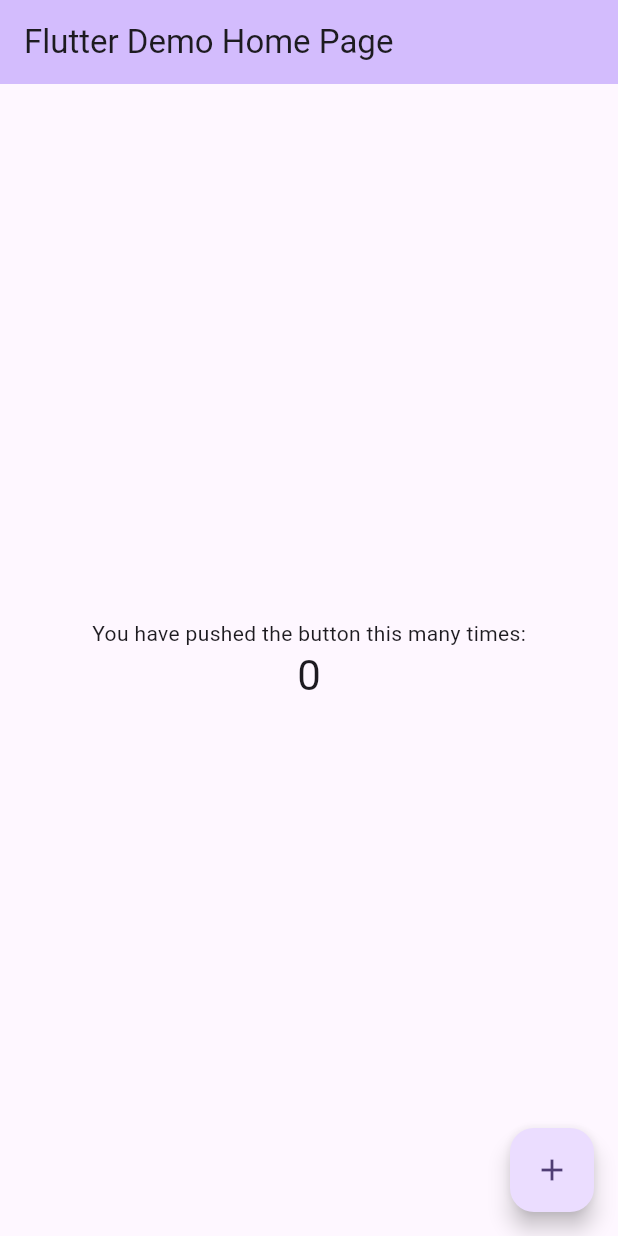
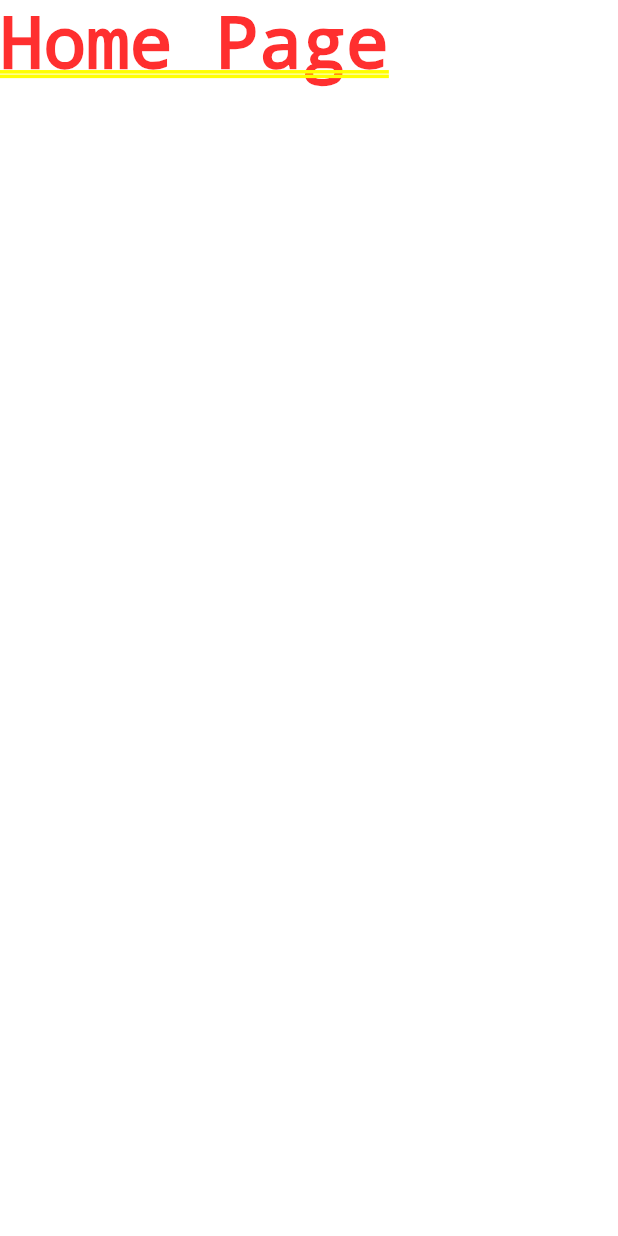
Before and after one commit to fast050/e_chat_app, a Flutter app: the screen it shows after launch, on a phone screen of 412 x 824 dp. Run offline on Flutter 3.47's test engine with Material 3 defaults, Android fonts, the light colour scheme and no system bars.

Commit message:
create project structure files

```diff
--- /dev/null
+++ b/lib/features/e_chat_app.dart
@@ -0,0 +1,17 @@
+import 'package:flutter/material.dart';
+
+
+class EChatApp extends StatelessWidget{
+
+  const EChatApp({super.key});
+
+
+  @override
+  Widget build(BuildContext context) {
+     return MaterialApp(
+        home: Text("Home Page"),
+        theme: ThemeData(),
+     );
+  }
+
+}
--- a/lib/main.dart
+++ b/lib/main.dart
@@ -1,125 +1,6 @@
+import 'package:e_chat_app/features/e_chat_app.dart';
 import 'package:flutter/material.dart';
 
 void main() {
-  runApp(const MyApp());
+  runApp(const EChatApp());
 }
-
-class MyApp extends StatelessWidget {
-  const MyApp({super.key});
-
-  // This widget is the root of your application.
-  @override
-  Widget build(BuildContext context) {
-    return MaterialApp(
-      title: 'Flutter Demo',
-      theme: ThemeData(
-        // This is the theme of your application.
-        //
-        // TRY THIS: Try running your application with "flutter run". You'll see
-        // the application has a purple toolbar. Then, without quitting the app,
-        // try changing the seedColor in the colorScheme below to Colors.green
-        // and then invoke "hot reload" (save your changes or press the "hot
-        // reload" button in a Flutter-supported IDE, or press "r" if you used
-        // the command line to start the app).
-        //
-        // Notice that the counter didn't reset back to zero; the application
-        // state is not lost during the reload. To reset the state, use hot
-        // restart instead.
-        //
-        // This works for code too, not just values: Most code changes can be
-        // tested with just a hot reload.
-        colorScheme: ColorScheme.fromSeed(seedColor: Colors.deepPurple),
-        useMaterial3: true,
-      ),
-      home: const MyHomePage(title: 'Flutter Demo Home Page'),
-    );
-  }
-}
-
-class MyHomePage extends StatefulWidget {
-  const MyHomePage({super.key, required this.title});
-
-  // This widget is the home page of your application. It is stateful, meaning
-  // that it has a State object (defined below) that contains fields that affect
-  // how it looks.
-
-  // This class is the configuration for the state. It holds the values (in this
-  // case the title) provided by the parent (in this case the App widget) and
-  // used by the build method of the State. Fields in a Widget subclass are
-  // always marked "final".
-
-  final String title;
-
-  @override
-  State<MyHomePage> createState() => _MyHomePageState();
-}
-
-class _MyHomePageState extends State<MyHomePage> {
-  int _counter = 0;
-
-  void _incrementCounter() {
-    setState(() {
-      // This call to setState tells the Flutter framework that something has
-      // changed in this State, which causes it to rerun the build method below
-      // so that the display can reflect the updated values. If we changed
-      // _counter without calling setState(), then the build method would not be
-      // called again, and so nothing would appear to happen.
-      _counter++;
-    });
-  }
-
-  @override
-  Widget build(BuildContext context) {
-    // This method is rerun every time setState is called, for instance as done
-    // by the _incrementCounter method above.
-    //
-    // The Flutter framework has been optimized to make rerunning build methods
-    // fast, so that you can just rebuild anything that needs updating rather
-    // than having to individually change instances of widgets.
-    return Scaffold(
-      appBar: AppBar(
-        // TRY THIS: Try changing the color here to a specific color (to
-        // Colors.amber, perhaps?) and trigger a hot reload to see the AppBar
-        // change color while the other colors stay the same.
-        backgroundColor: Theme.of(context).colorScheme.inversePrimary,
-        // Here we take the value from the MyHomePage object that was created by
-        // the App.build method, and use it to set our appbar title.
-        title: Text(widget.title),
-      ),
-      body: Center(
-        // Center is a layout widget. It takes a single child and positions it
-        // in the middle of the parent.
-        child: Column(
-          // Column is also a layout widget. It takes a list of children and
-          // arranges them vertically. By default, it sizes itself to fit its
-          // children horizontally, and tries to be as tall as its parent.
-          //
-          // Column has various properties to control how it sizes itself and
-          // how it positions its children. Here we use mainAxisAlignment to
-          // center the children vertically; the main axis here is the vertical
-          // axis because Columns are vertical (the cross axis would be
-          // horizontal).
-          //
-          // TRY THIS: Invoke "debug painting" (choose the "Toggle Debug Paint"
-          // action in the IDE, or press "p" in the console), to see the
-          // wireframe for each widget.
-          mainAxisAlignment: MainAxisAlignment.center,
-          children: <Widget>[
-            const Text(
-              'You have pushed the button this many times:',
-            ),
-            Text(
-              '$_counter',
-              style: Theme.of(context).textTheme.headlineMedium,
-            ),
-          ],
-        ),
-      ),
-      floatingActionButton: FloatingActionButton(
-        onPressed: _incrementCounter,
-        tooltip: 'Increment',
-        child: const Icon(Icons.add),
-      ), // This trailing comma makes auto-formatting nicer for build methods.
-    );
-  }
-}
```
